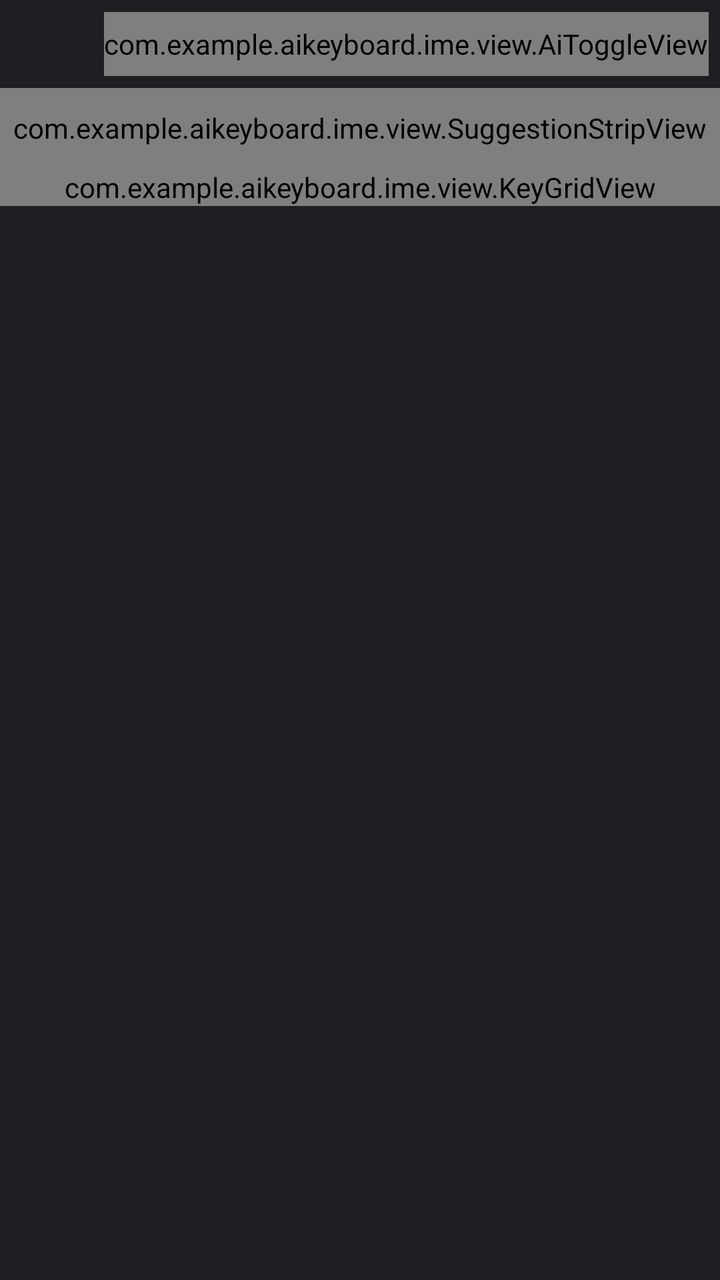
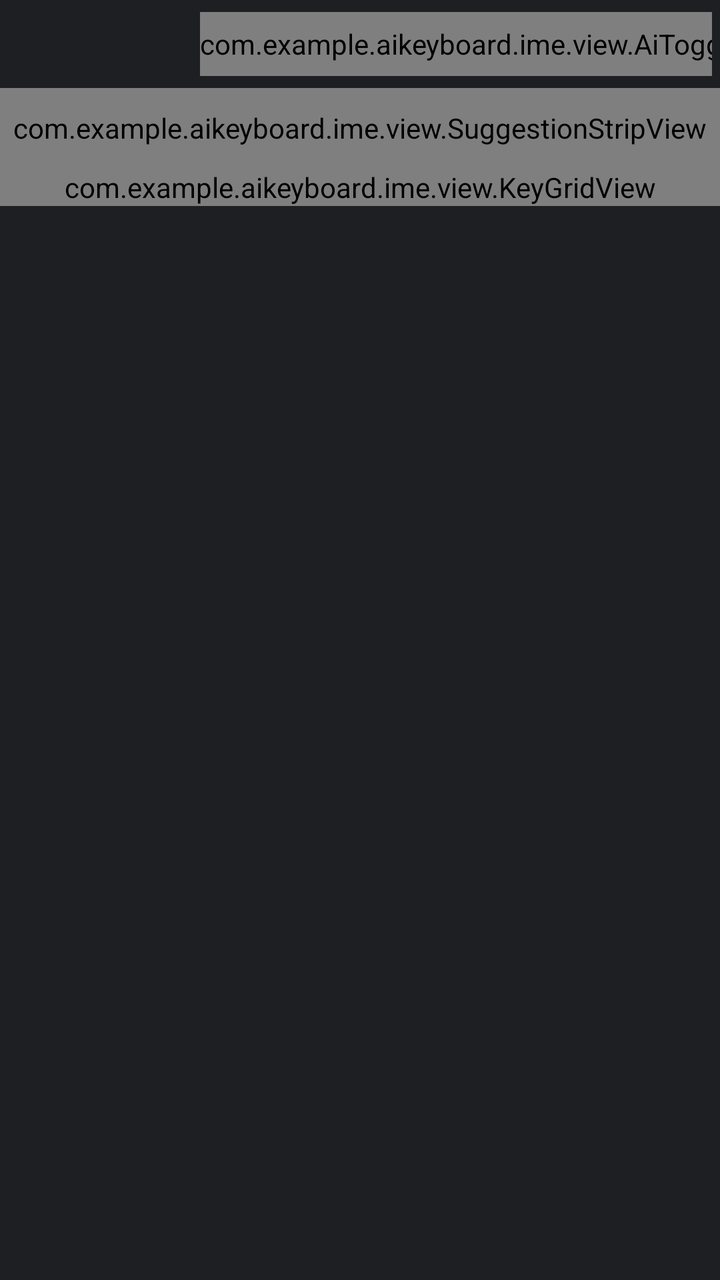

Compare the two renders of this Android layout. The source of the first and the diff that turns it into the second are given below.
<!-- AndroidManifest.xml: application theme Theme.AiKeyboard -->
<!-- res/layout/keyboard_view.xml -->
<?xml version="1.0" encoding="utf-8"?>
<FrameLayout xmlns:android="http://schemas.android.com/apk/res/android"
    xmlns:tools="http://schemas.android.com/tools"
    android:layout_width="match_parent"
    android:layout_height="wrap_content"
    android:background="@color/keyboard_background">

    <LinearLayout
        android:id="@+id/typing_area"
        android:layout_width="match_parent"
        android:layout_height="wrap_content"
        android:orientation="vertical">

        <LinearLayout
            android:layout_width="match_parent"
            android:layout_height="@dimen/toolbar_height"
            android:gravity="center_vertical"
            android:orientation="horizontal"
            android:paddingHorizontal="4dp">

            
            <ImageButton
                android:id="@+id/tool_mic"
                android:layout_width="48dp"
                android:layout_height="match_parent"
                android:background="?android:attr/selectableItemBackgroundBorderless"
                android:contentDescription="@string/mic_button"
                android:focusable="false"
                android:src="@drawable/ic_mic"
                android:visibility="invisible" />

            <Space
                android:layout_width="0dp"
                android:layout_height="match_parent"
                android:layout_weight="1" />

            <com.example.aikeyboard.ime.view.AiToggleView
                android:id="@+id/ai_toggle"
                android:layout_width="wrap_content"
                android:layout_height="32dp" />

            <Space
                android:layout_width="0dp"
                android:layout_height="match_parent"
                android:layout_weight="1" />

            <ImageButton
                android:id="@+id/tool_settings"
                android:layout_width="48dp"
                android:layout_height="match_parent"
                android:background="?android:attr/selectableItemBackgroundBorderless"
                android:contentDescription="@string/open_keyboard_settings"
                android:focusable="false"
                android:src="@drawable/ic_settings" />
        </LinearLayout>

        <com.example.aikeyboard.ime.view.SuggestionStripView
            android:id="@+id/suggestions"
            android:layout_width="match_parent"
            android:layout_height="@dimen/suggestion_strip_height" />

        
        <FrameLayout
            android:layout_width="match_parent"
            android:layout_height="wrap_content">

            <com.example.aikeyboard.ime.view.KeyGridView
                android:id="@+id/keys"
                android:layout_width="match_parent"
                android:layout_height="wrap_content" />

            <LinearLayout
                android:id="@+id/emoji_panel"
                android:layout_width="match_parent"
                android:layout_height="match_parent"
                android:orientation="vertical"
                android:visibility="gone">

                <androidx.emoji2.emojipicker.EmojiPickerView
                    android:id="@+id/emoji_picker"
                    android:layout_width="match_parent"
                    android:layout_height="0dp"
                    android:layout_weight="1" />

                <LinearLayout
                    android:layout_width="match_parent"
                    android:layout_height="48dp"
                    android:orientation="horizontal">

                    <TextView
                        android:id="@+id/emoji_letters"
                        android:layout_width="72dp"
                        android:layout_height="match_parent"
                        android:background="?android:attr/selectableItemBackground"
                        android:contentDescription="@string/key_letters"
                        android:gravity="center"
                        android:text="ABC"
                        android:textColor="@color/key_label"
                        android:textSize="@dimen/key_function_label_size"
                        tools:ignore="HardcodedText" />

                    <Space
                        android:layout_width="0dp"
                        android:layout_height="match_parent"
                        android:layout_weight="1" />

                    <TextView
                        android:id="@+id/emoji_backspace"
                        android:layout_width="72dp"
                        android:layout_height="match_parent"
                        android:background="?android:attr/selectableItemBackground"
                        android:contentDescription="@string/key_backspace"
                        android:gravity="center"
                        android:text="⌫"
                        android:textColor="@color/key_label"
                        android:textSize="@dimen/key_label_size"
                        tools:ignore="HardcodedText" />
                </LinearLayout>
            </LinearLayout>
        </FrameLayout>
    </LinearLayout>

    <include
        android:id="@+id/ai_panel"
        layout="@layout/view_ai_panel"
        android:layout_width="match_parent"
        android:layout_height="match_parent"
        android:visibility="gone" />

    <include
        android:id="@+id/notice_panel"
        layout="@layout/view_notice_panel"
        android:layout_width="match_parent"
        android:layout_height="match_parent"
        android:visibility="gone" />
</FrameLayout>
<!-- res/layout/view_ai_panel.xml (included above) -->
<?xml version="1.0" encoding="utf-8"?>
<LinearLayout xmlns:android="http://schemas.android.com/apk/res/android"
    xmlns:app="http://schemas.android.com/apk/res-auto"
    xmlns:tools="http://schemas.android.com/tools"
    android:layout_width="match_parent"
    android:layout_height="match_parent"
    android:background="@drawable/bg_ai_panel"
    android:orientation="vertical"
    android:paddingHorizontal="16dp"
    android:paddingTop="6dp"
    android:paddingBottom="6dp">

    <LinearLayout
        android:layout_width="match_parent"
        android:layout_height="48dp"
        android:gravity="center_vertical"
        android:orientation="horizontal">

        <TextView
            android:id="@+id/ai_panel_back"
            android:layout_width="48dp"
            android:layout_height="match_parent"
            android:background="?android:attr/selectableItemBackgroundBorderless"
            android:contentDescription="@string/ai_panel_close"
            android:focusable="false"
            android:gravity="center_vertical"
            android:text="←"
            android:textColor="@color/text_primary"
            android:textSize="22sp"
            tools:ignore="HardcodedText" />

        <TextView
            android:layout_width="0dp"
            android:layout_height="wrap_content"
            android:layout_weight="1"
            android:accessibilityHeading="true"
            android:text="@string/ai_support"
            android:textColor="@color/text_primary"
            android:textSize="19sp"
            android:textStyle="bold" />

        <com.google.android.material.materialswitch.MaterialSwitch
            android:id="@+id/ai_panel_master"
            android:layout_width="wrap_content"
            android:layout_height="wrap_content"
            android:contentDescription="@string/ai_support"
            android:focusable="false"
            app:trackTint="@color/ai_switch_track" />
    </LinearLayout>

    <TextView
        android:id="@+id/ai_panel_status"
        android:layout_width="match_parent"
        android:layout_height="wrap_content"
        android:accessibilityLiveRegion="polite"
        android:textColor="@color/key_label_secondary"
        android:textSize="14sp" />

    <ScrollView
        android:layout_width="match_parent"
        android:layout_height="0dp"
        android:layout_marginTop="4dp"
        android:layout_weight="1">

        <LinearLayout
            android:id="@+id/ai_panel_models"
            android:layout_width="match_parent"
            android:layout_height="wrap_content"
            android:orientation="vertical" />
    </ScrollView>

    
    <TextView
        android:id="@+id/ai_panel_tag"
        android:layout_width="match_parent"
        android:layout_height="44dp"
        android:background="?android:attr/selectableItemBackground"
        android:focusable="false"
        android:gravity="center"
        android:text="@string/ai_panel_tag"
        android:textColor="@color/text_primary"
        android:textSize="15sp"
        android:visibility="gone" />

    <LinearLayout
        android:layout_width="match_parent"
        android:layout_height="48dp"
        android:gravity="center_vertical"
        android:orientation="horizontal">

        <TextView
            android:id="@+id/ai_panel_manage"
            android:layout_width="0dp"
            android:layout_height="match_parent"
            android:layout_weight="1"
            android:background="?android:attr/selectableItemBackground"
            android:focusable="false"
            android:gravity="center"
            android:text="@string/ai_panel_manage"
            android:textColor="@color/accent_blue"
            android:textSize="15sp" />

        <TextView
            android:id="@+id/ai_panel_close"
            android:layout_width="0dp"
            android:layout_height="match_parent"
            android:layout_weight="1"
            android:background="?android:attr/selectableItemBackground"
            android:focusable="false"
            android:gravity="center"
            android:text="@string/ai_panel_close"
            android:textColor="@color/accent_blue"
            android:textSize="15sp" />
    </LinearLayout>

    <TextView
        android:layout_width="match_parent"
        android:layout_height="wrap_content"
        android:gravity="center"
        android:text="@string/ai_panel_on_device"
        android:textColor="@color/key_label_secondary"
        android:textSize="12sp" />
</LinearLayout>
<!-- res/layout/view_notice_panel.xml (included above) -->
<?xml version="1.0" encoding="utf-8"?>
<LinearLayout xmlns:android="http://schemas.android.com/apk/res/android"
    xmlns:tools="http://schemas.android.com/tools"
    android:layout_width="match_parent"
    android:layout_height="match_parent"
    android:background="@drawable/bg_ai_panel"
    android:orientation="vertical"
    android:paddingHorizontal="16dp"
    android:paddingTop="6dp"
    android:paddingBottom="6dp">

    <LinearLayout
        android:layout_width="match_parent"
        android:layout_height="48dp"
        android:gravity="center_vertical"
        android:orientation="horizontal">

        <TextView
            android:id="@+id/notice_back"
            android:layout_width="48dp"
            android:layout_height="match_parent"
            android:background="?android:attr/selectableItemBackgroundBorderless"
            android:contentDescription="@string/ai_panel_close"
            android:focusable="false"
            android:gravity="center_vertical"
            android:text="←"
            android:textColor="@color/text_primary"
            android:textSize="22sp"
            tools:ignore="HardcodedText" />

        <TextView
            android:id="@+id/notice_title"
            android:layout_width="0dp"
            android:layout_height="wrap_content"
            android:layout_weight="1"
            android:accessibilityHeading="true"
            android:textColor="@color/text_primary"
            android:textSize="18sp"
            android:textStyle="bold" />
    </LinearLayout>

    <ScrollView
        android:layout_width="match_parent"
        android:layout_height="0dp"
        android:layout_weight="1">

        <LinearLayout
            android:layout_width="match_parent"
            android:layout_height="wrap_content"
            android:orientation="vertical">

            <TextView
                android:id="@+id/notice_detail"
                android:layout_width="match_parent"
                android:layout_height="wrap_content"
                android:lineSpacingExtra="4dp"
                android:textColor="@color/text_primary"
                android:textSize="15sp" />

            <TextView
                android:id="@+id/notice_note"
                android:layout_width="match_parent"
                android:layout_height="wrap_content"
                android:layout_marginTop="8dp"
                android:textColor="@color/key_label_secondary"
                android:textSize="13sp" />
        </LinearLayout>
    </ScrollView>

    <TextView
        android:id="@+id/notice_message"
        android:layout_width="match_parent"
        android:layout_height="wrap_content"
        android:accessibilityLiveRegion="polite"
        android:textColor="@color/accent_blue"
        android:textSize="13sp"
        android:visibility="gone" />

    <LinearLayout
        android:layout_width="match_parent"
        android:layout_height="48dp"
        android:gravity="center_vertical"
        android:orientation="horizontal">

        <TextView
            android:id="@+id/notice_primary"
            android:layout_width="0dp"
            android:layout_height="match_parent"
            android:layout_weight="1"
            android:background="?android:attr/selectableItemBackground"
            android:focusable="false"
            android:gravity="center"
            android:textColor="@color/accent_blue"
            android:textSize="15sp"
            android:textStyle="bold" />

        <TextView
            android:id="@+id/notice_dismiss"
            android:layout_width="0dp"
            android:layout_height="match_parent"
            android:layout_weight="1"
            android:background="?android:attr/selectableItemBackground"
            android:focusable="false"
            android:gravity="center"
            android:text="@string/action_dismiss"
            android:textColor="@color/accent_blue"
            android:textSize="15sp" />
    </LinearLayout>
</LinearLayout>
<!-- resources referenced by this layout -->
<resources>
  <color name="accent_blue">#9EC1FA</color>
  <color name="key_label">#FFFFFF</color>
  <color name="key_label_secondary">#C9CAD1</color>
  <color name="keyboard_background">#1E1F23</color>
  <color name="text_primary">#FFFFFF</color>
  <dimen name="key_function_label_size">15sp</dimen>
  <dimen name="key_label_size">23sp</dimen>
  <dimen name="suggestion_strip_height">40dp</dimen>
  <dimen name="toolbar_height">44dp</dimen>
  <!-- drawable bg_ai_panel (drawable) -->
  <?xml version="1.0" encoding="utf-8"?>
  <shape xmlns:android="http://schemas.android.com/apk/res/android"
      android:shape="rectangle">
      <gradient
          android:angle="270"
          android:centerColor="@color/ai_panel_middle"
          android:endColor="@color/ai_panel_bottom"
          android:startColor="@color/ai_panel_top" />
  </shape>
  <!-- drawable ic_mic (drawable) -->
  <?xml version="1.0" encoding="utf-8"?>
  <vector xmlns:android="http://schemas.android.com/apk/res/android"
      android:width="24dp"
      android:height="24dp"
      android:tint="@color/key_label_secondary"
      android:viewportWidth="24"
      android:viewportHeight="24">
      <path
          android:fillColor="#FFFFFF"
          android:pathData="M12,14c1.66,0 2.99,-1.34 2.99,-3L15,5c0,-1.66 -1.34,-3 -3,-3S9,3.34 9,5v6c0,1.66 1.34,3 3,3zM17.3,11c0,3 -2.54,5.1 -5.3,5.1S6.7,14 6.7,11L5,11c0,3.41 2.72,6.23 6,6.72L11,21h2v-3.28c3.28,-0.48 6,-3.3 6,-6.72h-1.7z" />
  </vector>
  <string name="action_dismiss">Dismiss</string>
  <string name="ai_panel_close">Back to keyboard</string>
  <string name="ai_panel_manage">Manage models</string>
  <string name="ai_panel_on_device">Runs on your device</string>
  <string name="ai_panel_tag">Tag this draft</string>
  <string name="ai_support">AI support</string>
  <string name="key_backspace">Backspace</string>
  <string name="key_letters">Letters</string>
  <string name="mic_button">Dictate</string>
  <string name="open_keyboard_settings">Keyboard settings</string>
  <color name="ai_panel_middle">#272230</color>
  <color name="ai_panel_bottom">#181B25</color>
  <color name="ai_panel_top">#392847</color>
  <color name="on_accent_blue">#0B1B33</color>
  <color name="surface">#1B1C20</color>
  <color name="text_secondary">#A9ABB3</color>
  <color name="divider">#34353A</color>
  <color name="surface_raised">#25262B</color>
  <color name="canvas">#0E0F12</color>
  <style name="SettingsSwitchRow" parent="Preference.SwitchPreferenceCompat.Material">
          <item name="widgetLayout">@layout/preference_switch</item>
      </style>
  <!-- unchanged entries left out for length: 2 -->
</resources>

<!-- the commit's change to res/layout/keyboard_view.xml (unified diff, before → after) -->
@@ -29,6 +29,17 @@
                 android:src="@drawable/ic_mic"
                 android:visibility="invisible" />
 
+            
+            <ImageButton
+                android:id="@+id/tool_draw"
+                android:layout_width="48dp"
+                android:layout_height="match_parent"
+                android:background="?android:attr/selectableItemBackgroundBorderless"
+                android:contentDescription="@string/draw_button"
+                android:focusable="false"
+                android:src="@drawable/ic_draw"
+                android:visibility="invisible" />
+
             <Space
                 android:layout_width="0dp"
                 android:layout_height="match_parent"
@@ -43,6 +54,11 @@
                 android:layout_width="0dp"
                 android:layout_height="match_parent"
                 android:layout_weight="1" />
+
+            
+            <Space
+                android:layout_width="48dp"
+                android:layout_height="match_parent" />
 
             <ImageButton
                 android:id="@+id/tool_settings"
@@ -130,6 +146,13 @@
     <include
         android:id="@+id/notice_panel"
         layout="@layout/view_notice_panel"
+        android:layout_width="match_parent"
+        android:layout_height="match_parent"
+        android:visibility="gone" />
+
+    <include
+        android:id="@+id/draw_panel"
+        layout="@layout/view_draw_panel"
         android:layout_width="match_parent"
         android:layout_height="match_parent"
         android:visibility="gone" />
@@ -368,3 +391,82 @@
             android:textSize="15sp" />
     </LinearLayout>
 </LinearLayout>
+<!-- res/layout/view_draw_panel.xml (included above) -->
+<?xml version="1.0" encoding="utf-8"?>
+<LinearLayout xmlns:android="http://schemas.android.com/apk/res/android"
+    xmlns:tools="http://schemas.android.com/tools"
+    android:layout_width="match_parent"
+    android:layout_height="match_parent"
+    android:background="@drawable/bg_ai_panel"
+    android:orientation="vertical"
+    android:paddingHorizontal="16dp"
+    android:paddingTop="6dp"
+    android:paddingBottom="6dp">
+
+    <LinearLayout
+        android:layout_width="match_parent"
+        android:layout_height="48dp"
+        android:gravity="center_vertical"
+        android:orientation="horizontal">
+
+        <TextView
+            android:id="@+id/draw_back"
+            android:layout_width="48dp"
+            android:layout_height="match_parent"
+            android:background="?android:attr/selectableItemBackgroundBorderless"
+            android:contentDescription="@string/ai_panel_close"
+            android:focusable="false"
+            android:gravity="center_vertical"
+            android:text="←"
+            android:textColor="@color/text_primary"
+            android:textSize="22sp"
+            tools:ignore="HardcodedText" />
+
+        <TextView
+            android:id="@+id/draw_status"
+            android:layout_width="0dp"
+            android:layout_height="wrap_content"
+            android:layout_weight="1"
+            android:accessibilityLiveRegion="polite"
+            android:textColor="@color/text_primary"
+            android:textSize="16sp" />
+    </LinearLayout>
+
+    <com.example.aikeyboard.ui.tools.StrokeView
+        android:id="@+id/draw_surface"
+        android:layout_width="match_parent"
+        android:layout_height="0dp"
+        android:layout_weight="1"
+        android:background="@drawable/bg_card" />
+
+    <LinearLayout
+        android:layout_width="match_parent"
+        android:layout_height="48dp"
+        android:gravity="center_vertical"
+        android:orientation="horizontal">
+
+        <TextView
+            android:id="@+id/draw_clear"
+            android:layout_width="0dp"
+            android:layout_height="match_parent"
+            android:layout_weight="1"
+            android:background="?android:attr/selectableItemBackground"
+            android:focusable="false"
+            android:gravity="center"
+            android:text="@string/drawing_clear"
+            android:textColor="@color/accent_blue"
+            android:textSize="15sp" />
+
+        <TextView
+            android:id="@+id/draw_insert"
+            android:layout_width="0dp"
+            android:layout_height="match_parent"
+            android:layout_weight="1"
+            android:background="?android:attr/selectableItemBackground"
+            android:focusable="false"
+            android:gravity="center"
+            android:textColor="@color/accent_blue"
+            android:textSize="15sp"
+            android:textStyle="bold" />
+    </LinearLayout>
+</LinearLayout>
<!-- resource entries referenced after the edit -->
@@ -19,6 +19,28 @@
           android:endColor="@color/ai_panel_bottom"
           android:startColor="@color/ai_panel_top" />
   </shape>
+  <!-- drawable bg_card (drawable) -->
+  <?xml version="1.0" encoding="utf-8"?>
+  <shape xmlns:android="http://schemas.android.com/apk/res/android"
+      android:shape="rectangle">
+      <corners android:radius="16dp" />
+      <solid android:color="@color/surface" />
+      <stroke
+          android:width="1dp"
+          android:color="@color/divider" />
+  </shape>
+  <!-- drawable ic_draw (drawable) -->
+  <?xml version="1.0" encoding="utf-8"?>
+  <vector xmlns:android="http://schemas.android.com/apk/res/android"
+      android:width="24dp"
+      android:height="24dp"
+      android:tint="@color/key_label_secondary"
+      android:viewportWidth="24"
+      android:viewportHeight="24">
+      <path
+          android:fillColor="#FFFFFF"
+          android:pathData="M3,17.25V21h3.75L17.81,9.94l-3.75,-3.75L3,17.25zM20.71,7.04c0.39,-0.39 0.39,-1.02 0,-1.41l-2.34,-2.34c-0.39,-0.39 -1.02,-0.39 -1.41,0l-1.83,1.83 3.75,3.75 1.83,-1.83z" />
+  </vector>
   <!-- drawable ic_mic (drawable) -->
   <?xml version="1.0" encoding="utf-8"?>
   <vector xmlns:android="http://schemas.android.com/apk/res/android"
@@ -37,6 +59,8 @@
   <string name="ai_panel_on_device">Runs on your device</string>
   <string name="ai_panel_tag">Tag this draft</string>
   <string name="ai_support">AI support</string>
+  <string name="draw_button">Draw a shape</string>
+  <string name="drawing_clear">Clear</string>
   <string name="key_backspace">Backspace</string>
   <string name="key_letters">Letters</string>
   <string name="mic_button">Dictate</string>
